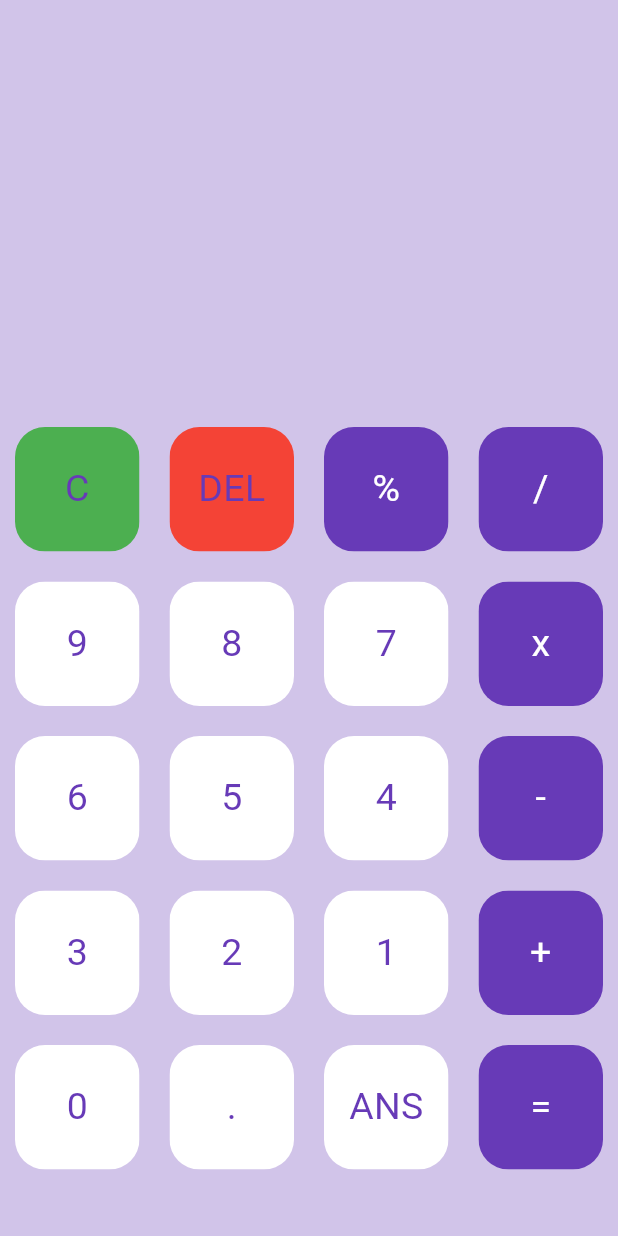
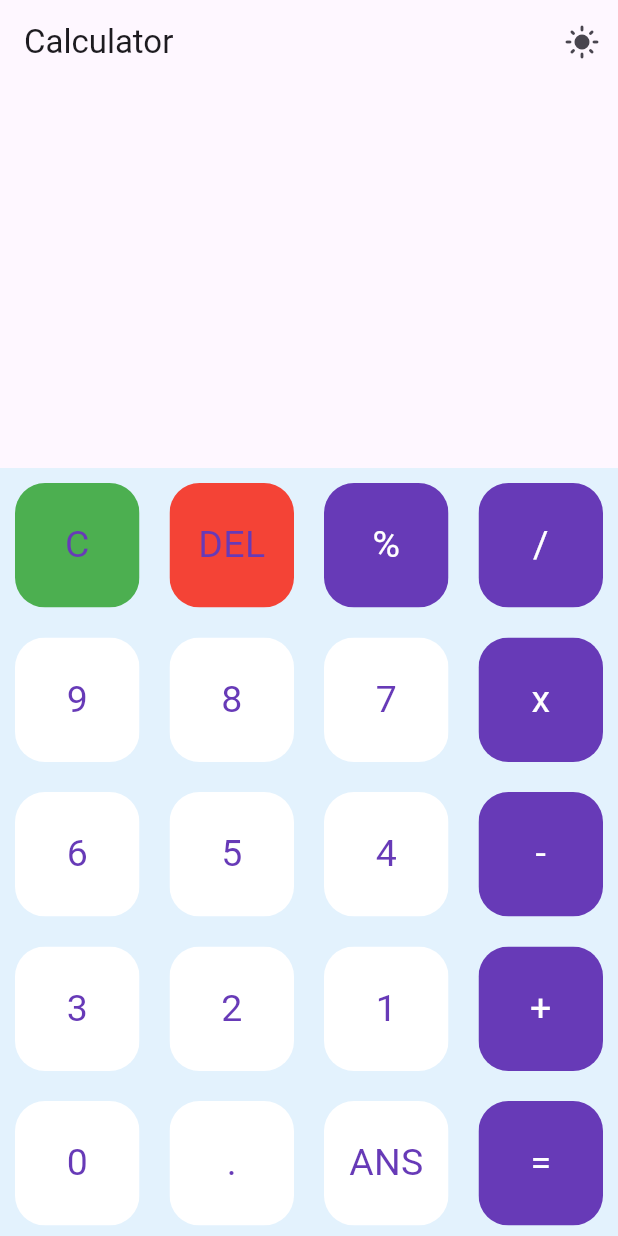
Before and after one commit to SR-Hossain/Calculator-Flutter, a Flutter app: the screen it shows after launch, on a phone screen of 412 x 824 dp. Run offline on Flutter 3.47's test engine with Material 3 defaults, Android fonts, the phone set to English and light mode, and no system bars; our stand-ins replace math_expressions.

Commit message:
Adding Dark Mode

```diff
--- a/lib/main.dart
+++ b/lib/main.dart
@@ -3,6 +3,9 @@ import 'package:flutter_calculator/button.dart';
 import 'package:math_expressions/math_expressions.dart';
 
 void main() => runApp(const Calculator());
+
+
+
 
 class Calculator extends StatelessWidget {
   const Calculator({super.key});
@@ -28,6 +31,25 @@ class _HomePageState extends State<HomePage> {
 
   var userQuestion = '';
   var userAnswer = '';
+  var darkMode = false;
+  var darkModeIcon = const Icon(Icons.dark_mode);
+  var lightModeIcon = const Icon(Icons.light_mode);
+  var themeIcon = const Icon(Icons.light_mode);
+  var consoleBG = Colors.blue[70];
+  var gridBG = Colors.blue[50];
+  void changeColor(bool isDarkModeOn){
+    setState(() {
+      darkMode = !darkMode;
+      themeIcon = darkMode?darkModeIcon:lightModeIcon;
+      print(darkMode);
+      if(isDarkModeOn){
+        // consoleBG =
+        gridBG = Colors.black;
+      }else{
+        gridBG = Colors.blue[50];
+      }
+    });
+  }
 
 
   final List<String> buttons = [
@@ -43,7 +65,18 @@ class _HomePageState extends State<HomePage> {
   Widget build(BuildContext context) {
     // TODO: implement build
     return Scaffold(
-      backgroundColor: Colors.deepPurple[100],
+      appBar: AppBar(
+        title: const Text('Calculator'),
+        actions: <Widget>[
+          IconButton(
+            icon: themeIcon,
+            onPressed: () {
+              changeColor(darkMode);
+            }
+          ),
+        ],
+      ),
+      backgroundColor: consoleBG,
       body: Column(
         children: <Widget>[
           Expanded(
@@ -52,11 +85,11 @@ class _HomePageState extends State<HomePage> {
                 mainAxisAlignment: MainAxisAlignment.spaceEvenly,
                 children: <Widget>[
                   Container(
-                    child: Text(userQuestion, style: TextStyle(fontSize: 40)),
                     alignment: Alignment.centerLeft,
+                    child: Text(userQuestion, style: const TextStyle(fontSize: 40),),
                   ),
                   Container(
-                    child: Text(userAnswer),
+                    child: Text(userAnswer, style: TextStyle(fontSize: 50)),
                     alignment: Alignment.centerRight,
                   ),
                 ],
@@ -66,6 +99,7 @@ class _HomePageState extends State<HomePage> {
           Expanded(
             flex: 2,
             child: Container(
+                color: gridBG,
               child: GridView.builder(
                 itemCount: buttons.length,
                 // padding: const EdgeInsets.all(20),
```
